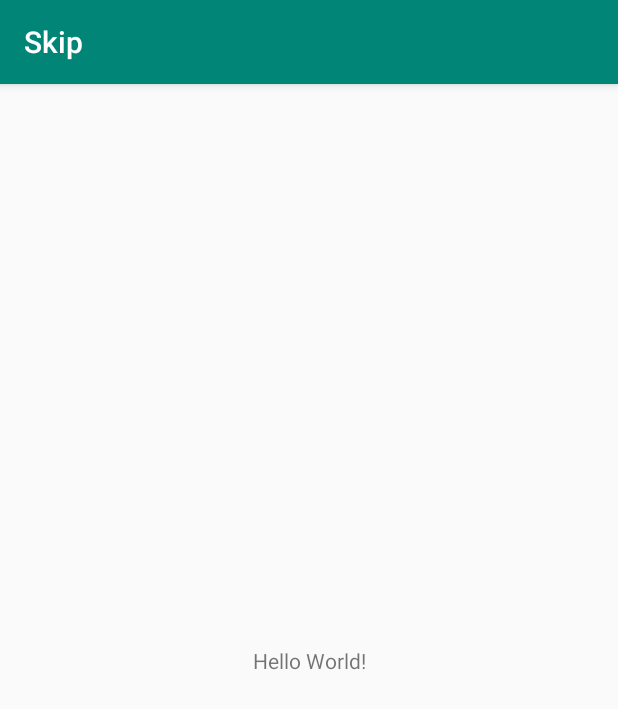
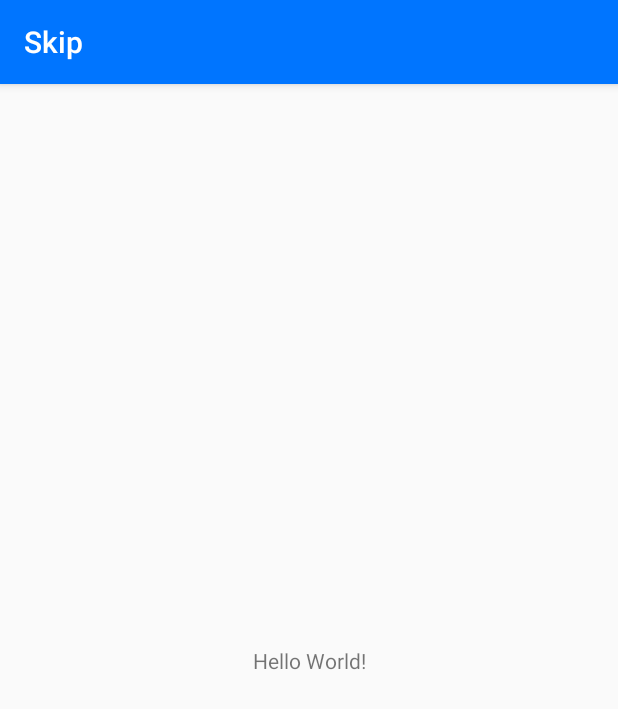
Before and after one commit to Cesar947/FUND_ARQ_SOFTWARE-Skip, an Android app: the screen it shows after launch (MainActivity), on a phone screen of 412 x 824 dp. Shown: the top 709 px of the screen. Run offline under Robolectric (Android 15) with nearby library versions, the phone set to English and light mode, and no system bars.

Commit message:
Splash screen

```diff
--- a/Skip_Android/app/src/main/AndroidManifest.xml
+++ b/Skip_Android/app/src/main/AndroidManifest.xml
@@ -9,13 +9,17 @@
         android:roundIcon="@mipmap/ic_launcher_round"
         android:supportsRtl="true"
         android:theme="@style/AppTheme">
-        <activity android:name=".MainActivity">
+
+        <activity
+            android:name=".Splash_screen" android:theme="@style/SplashTheme">
             <intent-filter>
                 <action android:name="android.intent.action.MAIN" />
 
                 <category android:name="android.intent.category.LAUNCHER" />
             </intent-filter>
         </activity>
+        <activity android:name=".MainActivity">
+        </activity>
     </application>
 
 </manifest>
--- a/Skip_Android/app/src/main/java/com/simplife/skip/MainActivity.kt
+++ b/Skip_Android/app/src/main/java/com/simplife/skip/MainActivity.kt
@@ -6,6 +6,9 @@ import android.os.Bundle
 class MainActivity : AppCompatActivity() {
 
     override fun onCreate(savedInstanceState: Bundle?) {
+
+        setTheme(R.style.AppTheme)
+
         super.onCreate(savedInstanceState)
         setContentView(R.layout.activity_main)
     }
--- /dev/null
+++ b/Skip_Android/app/src/main/java/com/simplife/skip/Splash_screen.kt
@@ -0,0 +1,25 @@
+package com.simplife.skip
+
+import android.content.Intent
+import android.os.Bundle
+import androidx.appcompat.app.AppCompatActivity
+import kotlinx.android.synthetic.main.splash_screen.*
+
+
+class Splash_screen : AppCompatActivity() {
+
+    override fun onCreate(savedInstanceState: Bundle?) {
+        super.onCreate(savedInstanceState)
+        setContentView(R.layout.splash_screen)
+
+        iv_note.alpha =0f
+
+        iv_note.animate().setDuration(700).alpha(1f).withEndAction(){
+            val i = Intent(this,MainActivity::class.java)
+            startActivity(i)
+            overridePendingTransition(android.R.anim.fade_in, android.R.anim.fade_out)
+            finish()
+        }
+    }
+
+}
--- a/Skip_Android/app/src/main/res/values/colors.xml
+++ b/Skip_Android/app/src/main/res/values/colors.xml
@@ -1,6 +1,6 @@
 <?xml version="1.0" encoding="utf-8"?>
 <resources>
-    <color name="colorPrimary">#008577</color>
-    <color name="colorPrimaryDark">#00574B</color>
-    <color name="colorAccent">#D81B60</color>
+    <color name="colorPrimary">#0075FF</color>
+    <color name="colorSecondary">#0075FF</color>
+    <color name="colorAccent">#00FE89</color>
 </resources>
--- a/Skip_Android/app/src/main/res/values/styles.xml
+++ b/Skip_Android/app/src/main/res/values/styles.xml
@@ -4,7 +4,14 @@
     <style name="AppTheme" parent="Theme.AppCompat.Light.DarkActionBar">
         <!-- Customize your theme here. -->
         <item name="colorPrimary">@color/colorPrimary</item>
-        <item name="colorPrimaryDark">@color/colorPrimaryDark</item>
+        <item name="android:colorPrimaryDark">@color/colorSecondary</item>
+        <item name="colorAccent">@color/colorAccent</item>
+    </style>
+
+    <style name="SplashTheme" parent="Theme.AppCompat.Light.NoActionBar">
+        <!-- Customize your theme here. -->
+        <item name="colorPrimary">@color/colorPrimary</item>
+        <item name="android:colorPrimaryDark">@color/colorSecondary</item>
         <item name="colorAccent">@color/colorAccent</item>
     </style>
 
```
Also changed, not shown: Skip_Android/app/build.gradle (+15 -1 lines), Skip_Android/app/src/main/res/layout/splash_screen.xml (added, +20 -0 lines), Skip_Android/app/src/main/res/navigation/nav_graph.xml (added, +28 -0 lines), Skip_Android/app/src/main/res/values/strings.xml (+9 -0 lines), Skip_Android/app/src/main/res/drawable/skip_logo.png (added), Skip_Android/app/src/main/res/drawable/skip_logo_color.png (added), Skip_Android/app/src/main/res/drawable/skip_splash.png (added).
